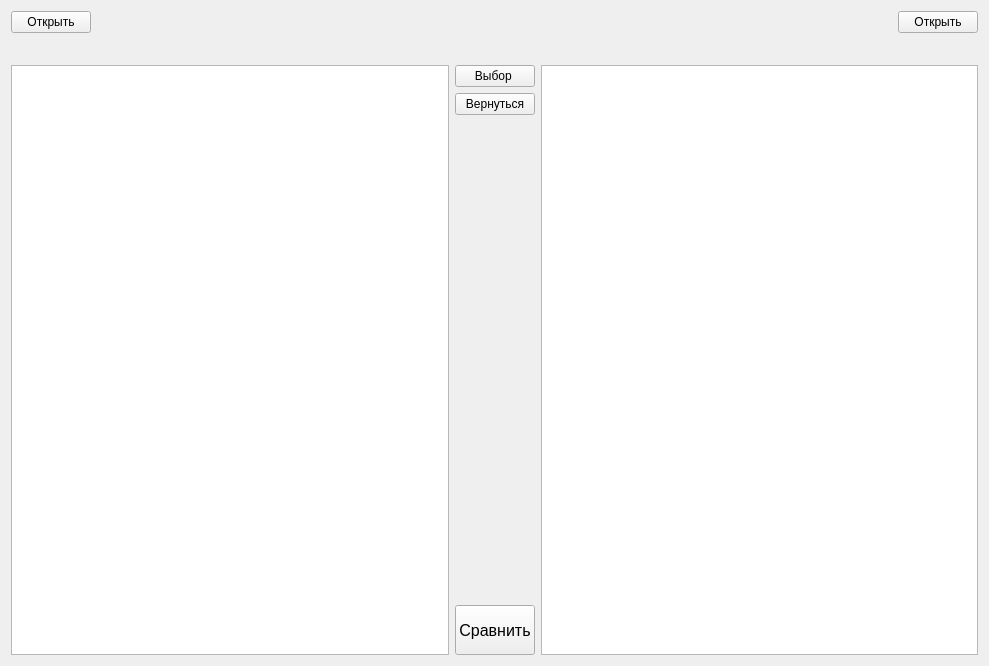
First picture: the form in widget.ui, repository rroommaann/crispy-octo-potato, before the edit.
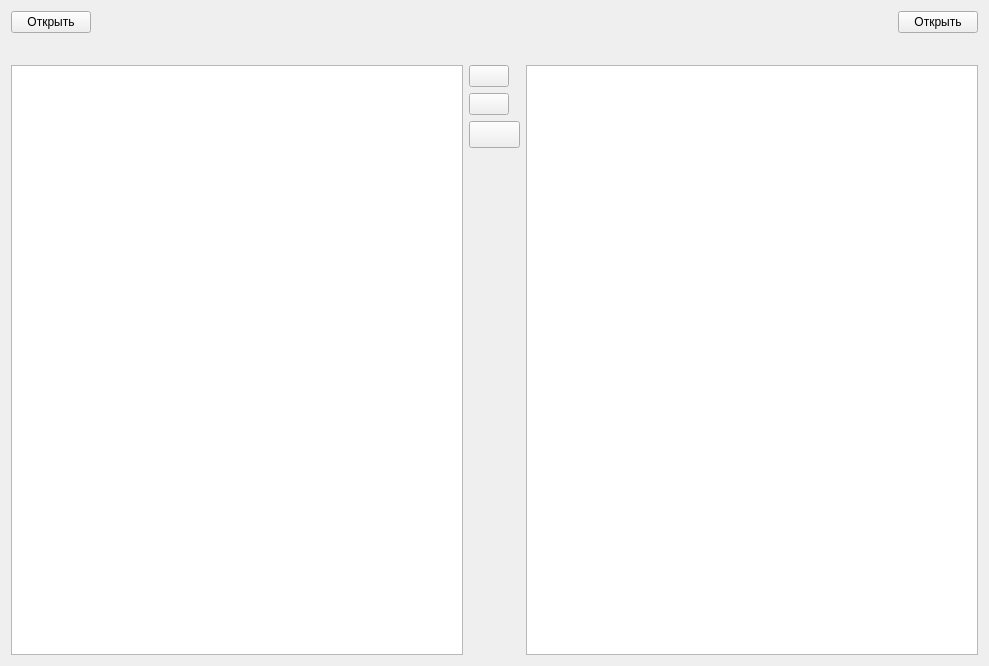
Second picture: the form after the edit. Icons and pictures are not drawn.

The edit to the form file:
```diff
--- a/widget.ui
+++ b/widget.ui
@@ -19,7 +19,7 @@
    <string>Widget</string>
   </property>
   <layout class="QGridLayout" name="gridLayout">
-   <item row="0" column="0" rowspan="5" colspan="2">
+   <item row="0" column="0" rowspan="5" colspan="4">
     <layout class="QGridLayout" name="gridLayout_2" rowstretch="0,0,0">
      <item row="0" column="0" colspan="3">
       <layout class="QHBoxLayout" name="horizontalLayout">
@@ -105,18 +105,74 @@
           </sizepolicy>
          </property>
          <property name="text">
-          <string>Выбор </string>
+          <string/>
+         </property>
+         <property name="icon">
+          <iconset resource="resources.qrc">
+           <normaloff>:/images/open_view.png</normaloff>:/images/open_view.png</iconset>
+         </property>
+         <property name="iconSize">
+          <size>
+           <width>26</width>
+           <height>26</height>
+          </size>
          </property>
         </widget>
        </item>
-       <item row="0" column="0" rowspan="4">
+       <item row="0" column="0" rowspan="5">
         <widget class="QTableWidget" name="tableWidget">
          <property name="editTriggers">
           <set>QAbstractItemView::NoEditTriggers</set>
          </property>
         </widget>
        </item>
+       <item row="0" column="2" rowspan="5">
+        <widget class="QTableWidget" name="tableWidget_2">
+         <property name="editTriggers">
+          <set>QAbstractItemView::NoEditTriggers</set>
+         </property>
+        </widget>
+       </item>
        <item row="3" column="1">
+        <spacer name="verticalSpacer">
+         <property name="orientation">
+          <enum>Qt::Vertical</enum>
+         </property>
+         <property name="sizeHint" stdset="0">
+          <size>
+           <width>1</width>
+           <height>40</height>
+          </size>
+         </property>
+        </spacer>
+       </item>
+       <item row="1" column="1">
+        <widget class="QPushButton" name="pushButton_7">
+         <property name="sizePolicy">
+          <sizepolicy hsizetype="Fixed" vsizetype="Fixed">
+           <horstretch>0</horstretch>
+           <verstretch>0</verstretch>
+          </sizepolicy>
+         </property>
+         <property name="toolTip">
+          <string>Вернуться к выбору станции</string>
+         </property>
+         <property name="text">
+          <string/>
+         </property>
+         <property name="icon">
+          <iconset resource="resources.qrc">
+           <normaloff>:/images/restore.png</normaloff>:/images/restore.png</iconset>
+         </property>
+         <property name="iconSize">
+          <size>
+           <width>26</width>
+           <height>26</height>
+          </size>
+         </property>
+        </widget>
+       </item>
+       <item row="2" column="1">
         <widget class="QPushButton" name="pushButton_5">
          <property name="sizePolicy">
           <sizepolicy hsizetype="Fixed" vsizetype="Fixed">
@@ -124,12 +180,6 @@
            <verstretch>0</verstretch>
           </sizepolicy>
          </property>
-         <property name="minimumSize">
-          <size>
-           <width>50</width>
-           <height>50</height>
-          </size>
-         </property>
          <property name="font">
           <font>
            <pointsize>12</pointsize>
@@ -139,36 +189,19 @@
           <enum>Qt::LeftToRight</enum>
          </property>
          <property name="text">
-          <string>Сравнить</string>
+          <string/>
          </property>
-        </widget>
-       </item>
-       <item row="1" column="1">
-        <widget class="QPushButton" name="pushButton_7">
-         <property name="text">
-          <string>Вернуться</string>
+         <property name="icon">
+          <iconset resource="resources.qrc">
+           <normaloff>:/images/compare.png</normaloff>:/images/compare.png</iconset>
          </property>
-        </widget>
-       </item>
-       <item row="0" column="2" rowspan="4">
-        <widget class="QTableWidget" name="tableWidget_2">
-         <property name="editTriggers">
-          <set>QAbstractItemView::NoEditTriggers</set>
-         </property>
-        </widget>
-       </item>
-       <item row="2" column="1">
-        <spacer name="verticalSpacer">
-         <property name="orientation">
-          <enum>Qt::Vertical</enum>
-         </property>
-         <property name="sizeHint" stdset="0">
+         <property name="iconSize">
           <size>
-           <width>20</width>
-           <height>40</height>
+           <width>26</width>
+           <height>26</height>
           </size>
          </property>
-        </spacer>
+        </widget>
        </item>
       </layout>
      </item>
```
Left out of the diff: 12 changed lines with no effect on the pictures.
